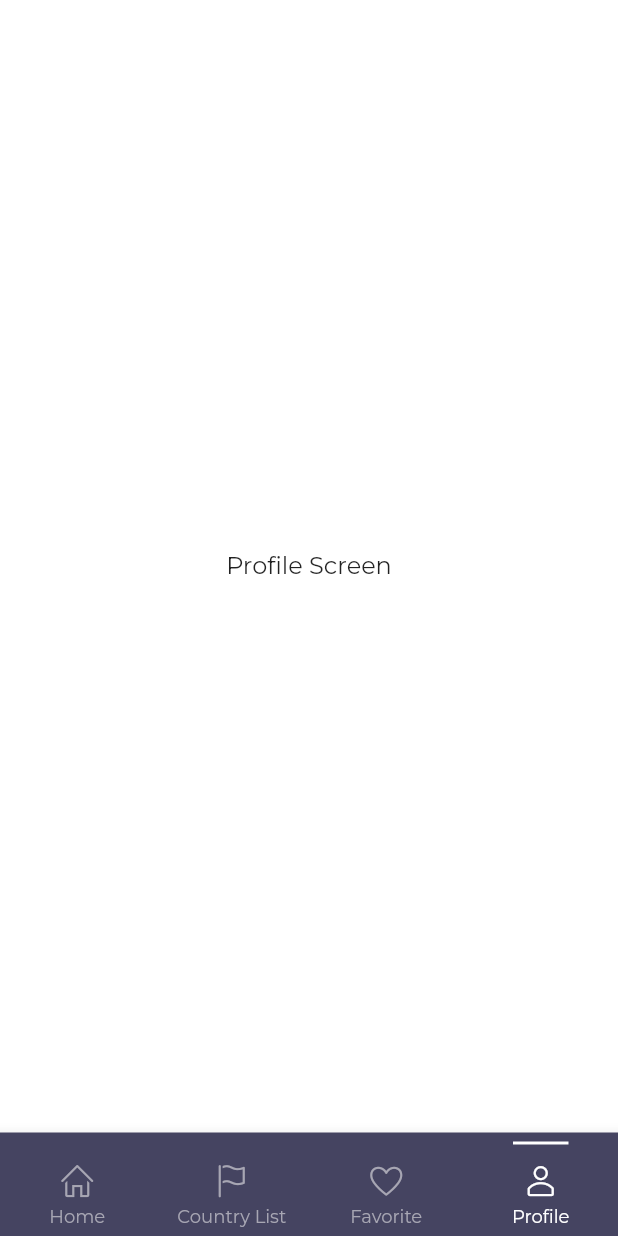
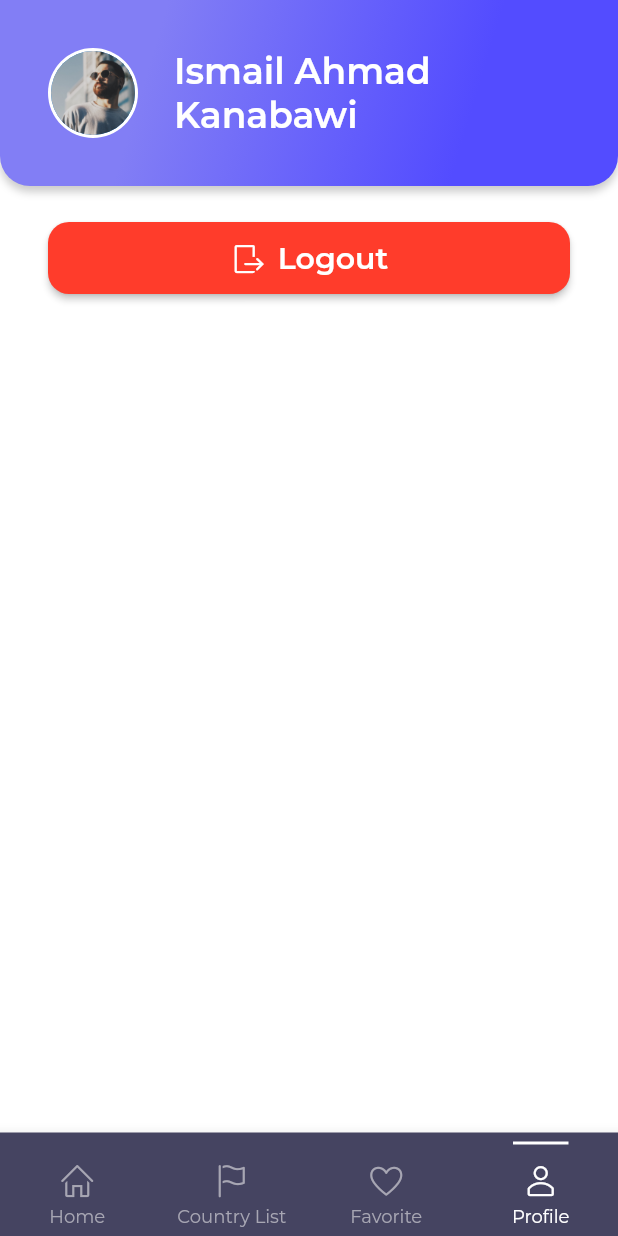
Before and after one commit to mmukramm/solo_trip_app, a Flutter app: the screen it shows after launch, item 4 of the bottom bar chosen, on a phone screen of 412 x 824 dp. Run offline on Flutter 3.47's test engine with Material 2 defaults, Android fonts, the phone set to English and light mode, and no system bars; our stand-ins replace flutter_svg.

Commit message:
feat: build profilepage ui

```diff
--- a/lib/presentation/ui/profile_screen.dart
+++ b/lib/presentation/ui/profile_screen.dart
@@ -1,14 +1,106 @@
 import 'package:flutter/material.dart';
 import 'package:flutter/src/widgets/framework.dart';
 import 'package:flutter/src/widgets/placeholder.dart';
+import 'package:flutter_svg/flutter_svg.dart';
+import 'package:solo_trip_app/common/colors_theme.dart';
+import 'package:solo_trip_app/custom_icon.dart';
+import 'package:solo_trip_app/helpers/app_size.dart';
 
 class ProfileScreen extends StatelessWidget {
   const ProfileScreen({super.key});
 
   @override
   Widget build(BuildContext context) {
-    return const Center(
-      child: Text("Profile Screen"),
+    return SafeArea(
+      child: Column(
+        crossAxisAlignment: CrossAxisAlignment.stretch,
+        children: [
+          Container(
+            padding: const EdgeInsets.all(32.0),
+            decoration: BoxDecoration(
+              borderRadius: const BorderRadius.vertical(
+                bottom: Radius.circular(20.0),
+              ),
+              gradient: primaryGradient,
+              boxShadow: [
+                BoxShadow(
+                  color: Colors.black.withOpacity(.2),
+                  blurRadius: 4,
+                  offset: const Offset(0, 4),
+                ),
+              ],
+            ),
+            child: Column(
+              crossAxisAlignment: CrossAxisAlignment.start,
+              children: [
+                SizedBox(
+                  width: AppSize.deviceWidth(context),
+                  child: Row(
+                    children: [
+                      CircleAvatar(
+                        radius: 30,
+                        backgroundColor: primaryLightBackgroundColor,
+                        child: const CircleAvatar(
+                          radius: 28,
+                          backgroundImage:
+                              AssetImage("assets/images/profile.jpg"),
+                        ),
+                      ),
+                      const SizedBox(
+                        width: 24.0,
+                      ),
+                      Expanded(
+                        child: Text(
+                          "Ismail Ahmad Kanabawi",
+                          style: Theme.of(context)
+                              .textTheme
+                              .headlineMedium!
+                              .copyWith(
+                                fontSize: 24.0,
+                                color: primaryLightBackgroundColor,
+                              ),
+                        ),
+                      )
+                    ],
+                  ),
+                ),
+              ],
+            ),
+          ),
+          const SizedBox(
+            height: 24.0,
+          ),
+          Padding(
+            padding: const EdgeInsets.symmetric(horizontal: 32.0),
+            child: SizedBox(
+              child: ElevatedButton(
+                onPressed: () {},
+                style: ElevatedButton.styleFrom(
+                  padding: EdgeInsets.all(12.0),
+                  backgroundColor: dangerColor,
+                  shape: RoundedRectangleBorder(
+                      borderRadius: BorderRadius.circular(14)),
+                ),
+                child: Row(
+                  mainAxisAlignment: MainAxisAlignment.center,
+                  children: [
+                    const Icon(CustomIcon.logoutLine),
+                    const SizedBox(
+                      width: 8.0,
+                    ),
+                    Text(
+                      "Logout",
+                      style: Theme.of(context).textTheme.displaySmall!.copyWith(
+                            color: primaryLightBackgroundColor,
+                          ),
+                    ),
+                  ],
+                ),
+              ),
+            ),
+          ),
+        ],
+      ),
     );
   }
 }
```
